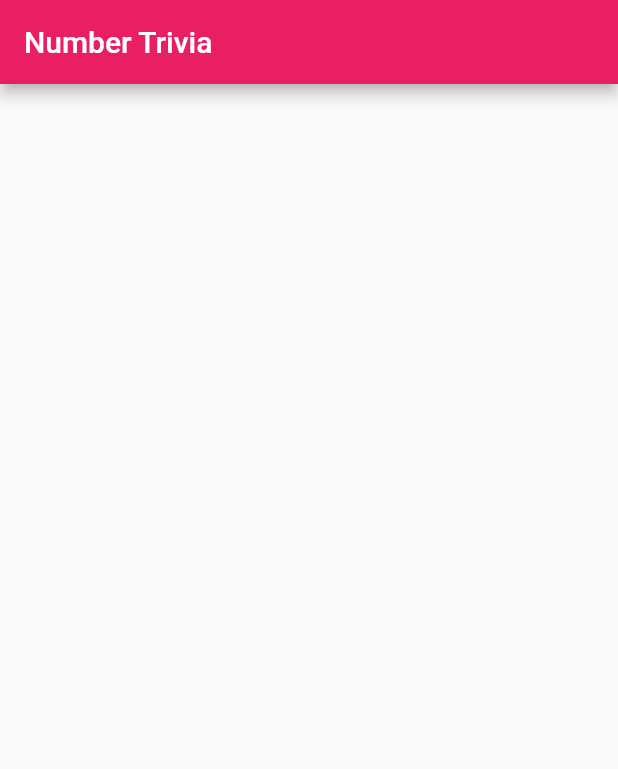
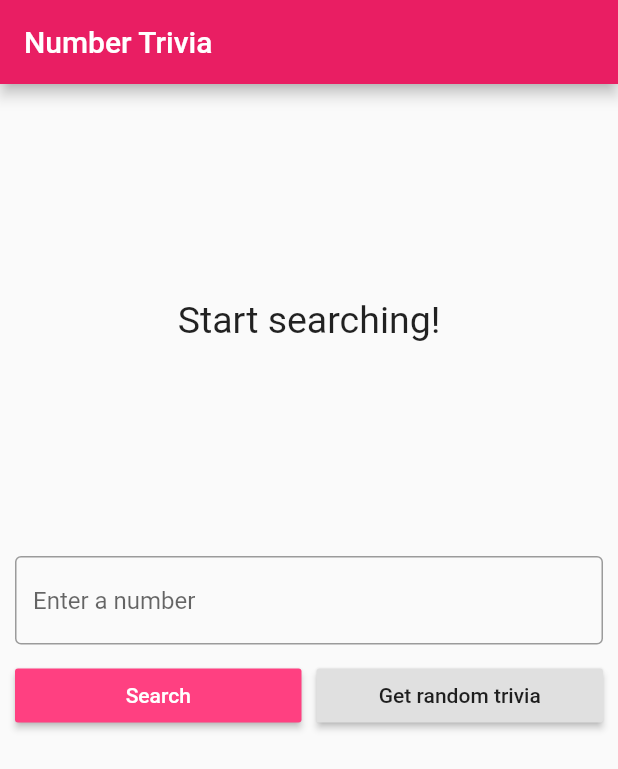
Before and after one commit to flutterninja9/Flutter-Advanced, a Flutter app: the screen it shows after launch, on a phone screen of 412 x 824 dp. Shown: the top 769 px of the screen. Run offline on Flutter 3.47's test engine with Material 2 defaults, Android fonts, the light colour scheme and no system bars; our stand-ins replace bloc, dartz, data_connection_checker, equatable, flutter_bloc, get_it and 1 more.

Commit message:
ui completed

```diff
--- a/clean_architecture_tdd/lib/features/number_trivia/presentation/screens/number_trivia_screen.dart
+++ b/clean_architecture_tdd/lib/features/number_trivia/presentation/screens/number_trivia_screen.dart
@@ -1,4 +1,9 @@
+import 'package:clean_architecture_tdd/features/number_trivia/presentation/bloc/number_trivia_bloc.dart';
+import 'package:clean_architecture_tdd/features/number_trivia/presentation/widgets/loading-widget.dart';
+import 'package:clean_architecture_tdd/features/number_trivia/presentation/widgets/message-displayed.dart';
+import 'package:clean_architecture_tdd/features/number_trivia/presentation/widgets/trivia-diplayed.dart';
 import 'package:flutter/material.dart';
+import 'package:flutter_bloc/flutter_bloc.dart';
 
 class NumberTriviaScreen extends StatelessWidget {
   @override
@@ -7,6 +12,99 @@ class NumberTriviaScreen extends StatelessWidget {
       appBar: AppBar(
         title: Text("Number Trivia"),
       ),
+      body: _buildBody(context),
     );
   }
 }
+
+Widget _buildBody(BuildContext context) {
+  String inpStr;
+  return Container(
+    padding: EdgeInsets.only(left: 10, right: 10, top: 10, bottom: 10),
+    child: Column(
+      children: [
+        SizedBox(
+          height: 10,
+        ),
+        BlocBuilder<NumberTriviaBloc, NumberTriviaState>(
+          builder: (context, state) {
+            if (state is Empty) {
+              return MessageDisplayed(
+                messageDisplayed: "Start searching!",
+              );
+            } else if (state is Loading) {
+              return LoadingWidget();
+            } else if (state is Loaded) {
+              return TriviaDisplayed(
+                numberTrivia: state.trivia,
+              );
+            } else if (state is Error) {
+              return MessageDisplayed(
+                messageDisplayed: state.message,
+              );
+            } else {
+              return LoadingWidget();
+            }
+          },
+        ),
+        SizedBox(
+          height: 20,
+        ),
+        Column(
+          children: [
+            TextField(
+              keyboardType: TextInputType.number,
+              decoration: InputDecoration(
+                  hintText: 'Enter a number', border: OutlineInputBorder()),
+              onChanged: (inpVal) {
+                inpStr = inpVal;
+              },
+            ),
+            SizedBox(
+              height: 10,
+            ),
+            Row(
+              children: [
+                Expanded(
+                  child: RaisedButton(
+                    onPressed: () {
+                      dispatchConcrete(context, inpStr);
+                    },
+                    color: Theme.of(context).accentColor,
+                    textTheme: ButtonTextTheme.primary,
+                    child: Text(
+                      "Search",
+                    ),
+                  ),
+                ),
+                SizedBox(
+                  width: 10,
+                ),
+                Expanded(
+                  child: RaisedButton(
+                    onPressed: () {
+                      dispatchRandom(context);
+                    },
+                    child: Text(
+                      "Get random trivia",
+                    ),
+                  ),
+                ),
+              ],
+            ),
+          ],
+        ),
+      ],
+    ),
+  );
+}
+
+void dispatchConcrete(BuildContext context, String inpString) {
+  BlocProvider.of<NumberTriviaBloc>(context)
+      .dispatch(GetTriviaForConcreteNumber(inpString));
+}
+
+void dispatchRandom(BuildContext context) {
+  BlocProvider.of<NumberTriviaBloc>(context)
+      .dispatch(GetTriviaForRandomNumber());
+}
--- /dev/null
+++ b/clean_architecture_tdd/lib/features/number_trivia/presentation/widgets/message-displayed.dart
@@ -0,0 +1,27 @@
+import 'package:flutter/material.dart';
+
+class MessageDisplayed extends StatelessWidget {
+  final String messageDisplayed;
+  const MessageDisplayed({
+    Key key,
+    this.messageDisplayed,
+  }) : super(key: key);
+
+  @override
+  Widget build(BuildContext context) {
+    return Container(
+      height: MediaQuery.of(context).size.height / 3,
+      child: Center(
+        child: SingleChildScrollView(
+          child: Text(
+            messageDisplayed,
+            textAlign: TextAlign.center,
+            style: TextStyle(
+              fontSize: 25,
+            ),
+          ),
+        ),
+      ),
+    );
+  }
+}
--- a/clean_architecture_tdd/lib/main.dart
+++ b/clean_architecture_tdd/lib/main.dart
@@ -1,8 +1,11 @@
+import 'package:clean_architecture_tdd/features/number_trivia/presentation/bloc/number_trivia_bloc.dart';
 import 'package:clean_architecture_tdd/features/number_trivia/presentation/screens/number_trivia_screen.dart';
 import 'package:clean_architecture_tdd/injection_container.dart';
 import 'package:flutter/material.dart';
+import 'package:flutter_bloc/flutter_bloc.dart';
 
 void main() async {
+  WidgetsFlutterBinding.ensureInitialized();
   await init(); //! Dependency Injection For all the various features in a single call
   runApp(MyApp());
 }
@@ -14,7 +17,11 @@ class MyApp extends StatelessWidget {
       title: 'Number Trivia App',
       theme:
           ThemeData(primarySwatch: Colors.pink, accentColor: Colors.pinkAccent),
-      home: NumberTriviaScreen(),
+      home: BlocProvider(
+        builder: (_) => sl<NumberTriviaBloc>(),
+        child: NumberTriviaScreen(),
+      ),
+      debugShowCheckedModeBanner: false,
     );
   }
 }
```
Also changed, not shown: clean_architecture_tdd/lib/features/number_trivia/presentation/widgets/loading-widget.dart (added, +17 -0 lines), clean_architecture_tdd/lib/features/number_trivia/presentation/widgets/trivia-diplayed.dart (added, +42 -0 lines).
